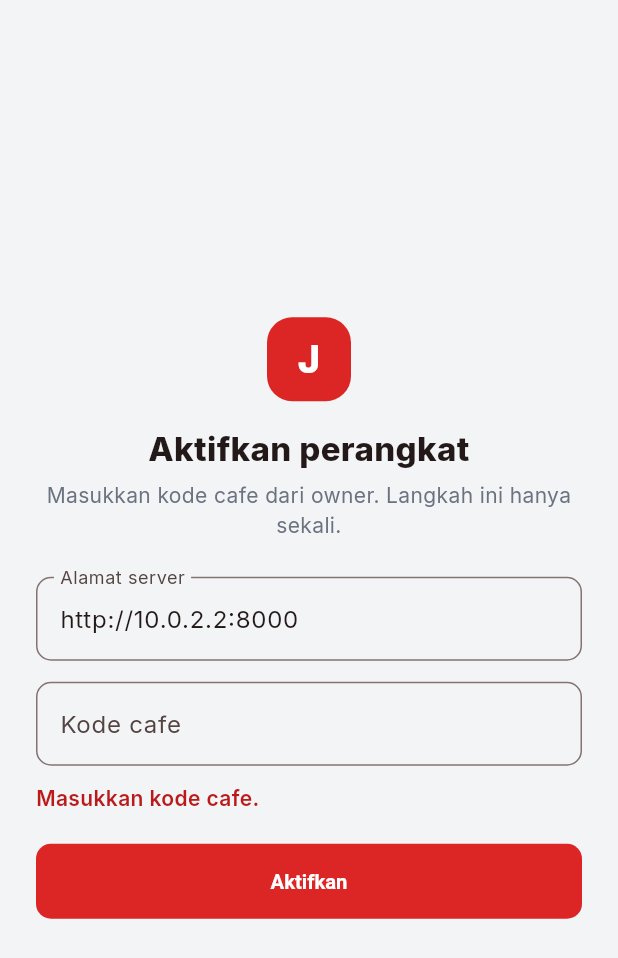
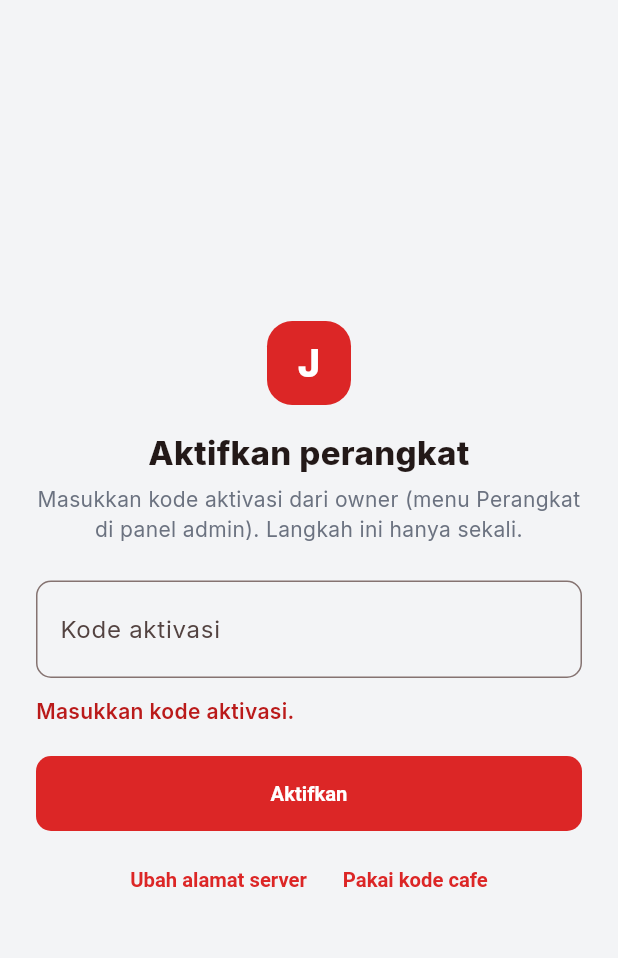
Before and after one commit to Wijaya-Plywood-Indonesia/jaya-pos-app, a Flutter app: the screen it shows after launch, after a tap on "Aktifkan", on a phone screen of 412 x 824 dp. Shown: the top 958 px of the screen. Run offline on Flutter 3.47's test engine with Material 3 defaults, Android fonts, the phone set to English and light mode, and no system bars; our stand-ins replace dio, flutter_riverpod, flutter_secure_storage, permission_handler, shared_preferences, sqflite; missing offline and left inert: bcrypt, print_bluetooth_thermal; accounts and stored records are empty.

Commit message:
feat: enhance activation process with support for activation codes and server URL configuration

```diff
--- a/lib/features/auth/activation_screen.dart
+++ b/lib/features/auth/activation_screen.dart
@@ -14,23 +14,34 @@ class ActivationScreen extends ConsumerStatefulWidget {
 }
 
 class _ActivationScreenState extends ConsumerState<ActivationScreen> {
-  // 10.0.2.2 = alamat komputer Anda dari dalam emulator Android.
-  // Untuk HP/tablet asli, isi dengan IP laptop, contoh http://192.168.1.10:8000
-  final _url = TextEditingController(text: 'http://10.0.2.2:8000');
+  // Alamat server bawaan. Untuk rilis, build dengan:
+  //   flutter build apk --dart-define=JAYA_SERVER_URL=https://api.domainmu.com
+  // Tanpa itu, dipakai 10.0.2.2 (alamat komputer dari dalam emulator Android).
+  static const _defaultServer = String.fromEnvironment(
+    'JAYA_SERVER_URL',
+    defaultValue: 'http://10.0.2.2:8000',
+  );
+
+  final _url = TextEditingController(text: _defaultServer);
+  final _code = TextEditingController();
   final _slug = TextEditingController();
   bool _busy = false;
+  bool _advanced = false;
+  bool _useCafeCode = false;
   String? _error;
 
   @override
   void dispose() {
     _url.dispose();
+    _code.dispose();
     _slug.dispose();
     super.dispose();
   }
 
   Future<void> _submit() async {
-    if (_slug.text.trim().isEmpty) {
-      setState(() => _error = 'Masukkan kode cafe.');
+    final empty = _useCafeCode ? _slug.text.trim().isEmpty : _code.text.trim().isEmpty;
+    if (empty) {
+      setState(() => _error = _useCafeCode ? 'Masukkan kode cafe.' : 'Masukkan kode aktivasi.');
       return;
     }
 
@@ -40,7 +51,12 @@ class _ActivationScreenState extends ConsumerState<ActivationScreen> {
     });
 
     try {
-      await ref.read(sessionProvider.notifier).activate(_url.text, _slug.text);
+      final session = ref.read(sessionProvider.notifier);
+      if (_useCafeCode) {
+        await session.activate(_url.text, _slug.text);
+      } else {
+        await session.activateWithCode(_url.text, _code.text);
+      }
     } on ApiException catch (e) {
       if (mounted) setState(() => _error = e.message);
     } finally {
@@ -77,11 +93,14 @@ class _ActivationScreenState extends ConsumerState<ActivationScreen> {
                   ),
                   const SizedBox(height: 6),
                   Text(
-                    'Masukkan kode cafe dari owner. Langkah ini hanya sekali.',
+                    _useCafeCode
+                        ? 'Masukkan alamat server dan kode cafe dari owner.'
+                        : 'Masukkan kode aktivasi dari owner (menu Perangkat di panel admin). Langkah ini hanya sekali.',
                     textAlign: TextAlign.center,
                     style: TextStyle(color: AppColors.muted(context)),
                   ),
                   const SizedBox(height: 24),
+                  if (_useCafeCode) ...[
                     TextField(
                       controller: _url,
                       keyboardType: TextInputType.url,
@@ -97,6 +116,31 @@ class _ActivationScreenState extends ConsumerState<ActivationScreen> {
                       onSubmitted: (_) => _submit(),
                       decoration: _decoration('Kode cafe', hint: 'contoh: jaya-cafe'),
                     ),
+                  ] else ...[
+                    TextField(
+                      controller: _code,
+                      autocorrect: false,
+                      enableSuggestions: false,
+                      textCapitalization: TextCapitalization.characters,
+                      textInputAction: TextInputAction.done,
+                      onSubmitted: (_) => _submit(),
+                      style: const TextStyle(
+                        fontSize: 22,
+                        fontWeight: FontWeight.w800,
+                        letterSpacing: 3,
+                      ),
+                      decoration: _decoration('Kode aktivasi', hint: 'XXXX-XXXX'),
+                    ),
+                    if (_advanced) ...[
+                      const SizedBox(height: 14),
+                      TextField(
+                        controller: _url,
+                        keyboardType: TextInputType.url,
+                        autocorrect: false,
+                        decoration: _decoration('Alamat server'),
+                      ),
+                    ],
+                  ],
                   if (_error != null) ...[
                     const SizedBox(height: 12),
                     Text(
@@ -127,6 +171,24 @@ class _ActivationScreenState extends ConsumerState<ActivationScreen> {
                           )
                         : const Text('Aktifkan'),
                   ),
+                  const SizedBox(height: 8),
+                  Row(
+                    mainAxisAlignment: MainAxisAlignment.center,
+                    children: [
+                      if (!_useCafeCode)
+                        TextButton(
+                          onPressed: () => setState(() => _advanced = !_advanced),
+                          child: Text(_advanced ? 'Sembunyikan alamat server' : 'Ubah alamat server'),
+                        ),
+                      TextButton(
+                        onPressed: () => setState(() {
+                          _useCafeCode = !_useCafeCode;
+                          _error = null;
+                        }),
+                        child: Text(_useCafeCode ? 'Pakai kode aktivasi' : 'Pakai kode cafe'),
+                      ),
+                    ],
+                  ),
                 ],
               ),
             ),
--- a/lib/features/session/session_controller.dart
+++ b/lib/features/session/session_controller.dart
@@ -103,6 +103,20 @@ class SessionController extends AsyncNotifier<SessionState> {
     state = AsyncData(
       SessionState(phase: Phase.login, baseUrl: url, slug: code, cafe: cafe),
     );
+  }
+
+  /// Aktivasi dengan kode sekali pakai dari panel admin (menu Perangkat).
+  /// Server menukar kode dengan kode cafe, lalu alurnya sama dengan [activate].
+  Future<void> activateWithCode(String baseUrl, String activationCode) async {
+    final url = _normalizeUrl(baseUrl);
+    final json = await Api(url).post('/devices/activate', data: {'code': activationCode.trim()});
+    final slug = json['cafe_slug'] as String?;
+
+    if (slug == null || slug.isEmpty) {
+      throw ApiException('Respons server tidak dikenali.');
+    }
+
+    await activate(url, slug);
   }
 
   /// Login dengan PIN. Melempar ApiException bila gagal.
```
Lines whose indentation alone changed are shown as unchanged.
